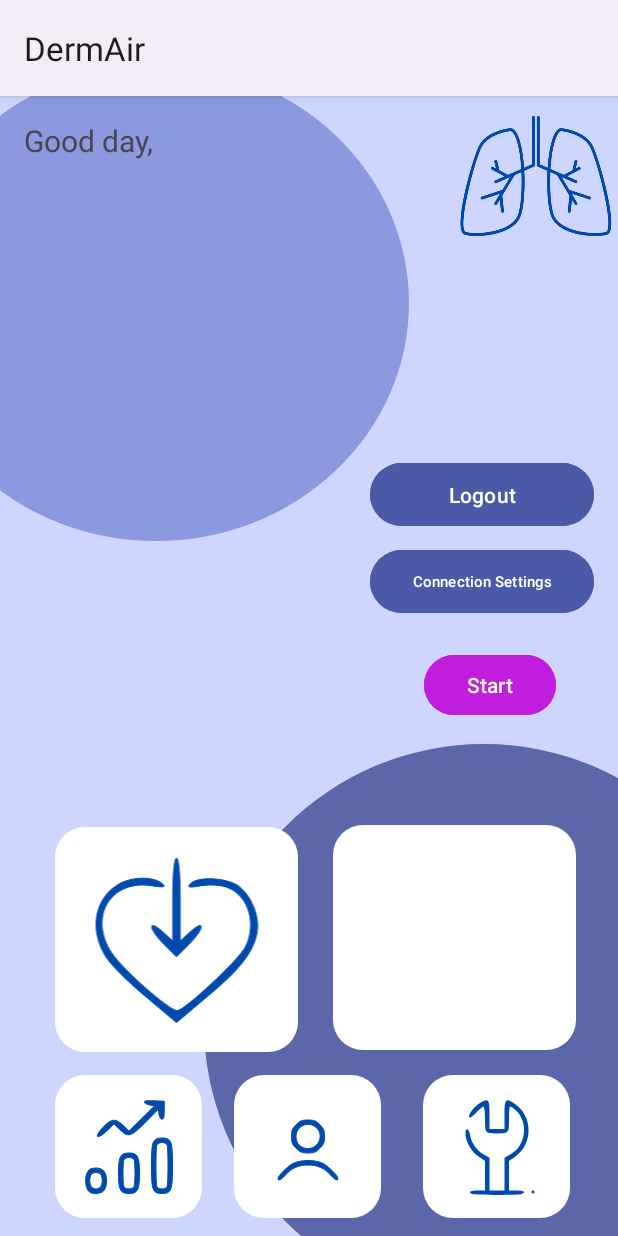
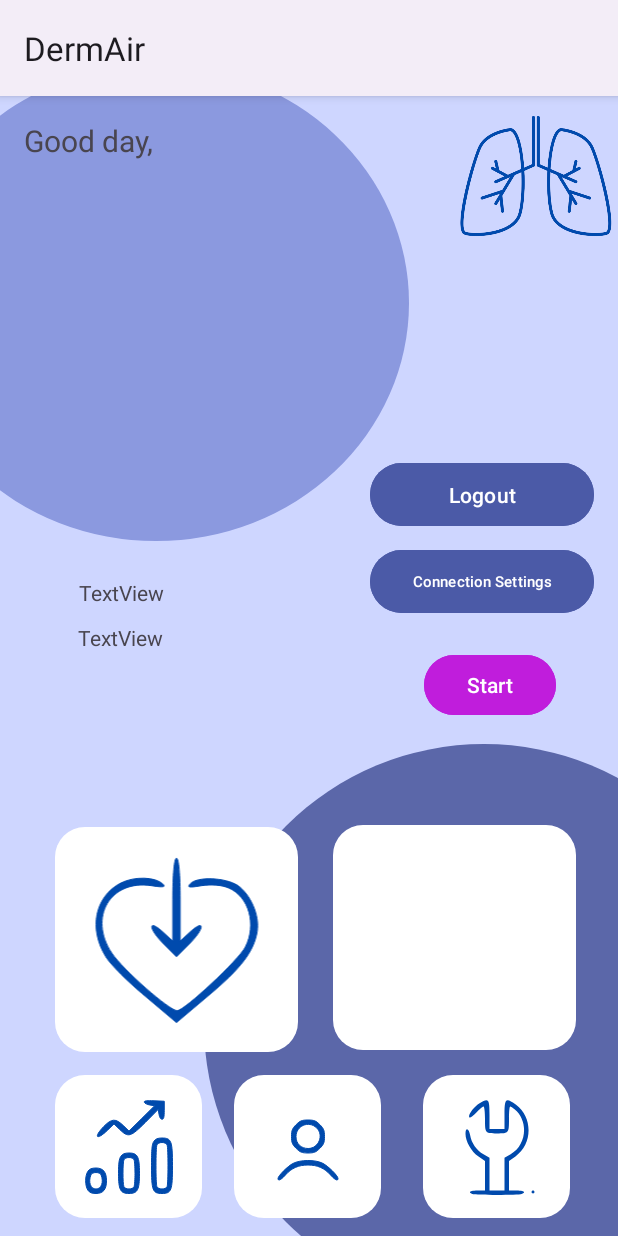
Before and after one commit to asha97/COEN_ELEC_390_Project, an Android app: the HomePage screen opened directly, with no data from a screen before it, on a phone screen of 412 x 824 dp. Run offline under Robolectric (Android 15) with nearby library versions, the phone set to English and light mode, and no system bars; our stand-ins replace Firebase (no records; nobody signed in at launch, a user with empty details on screens opened directly).

Commit message:
fixed issue and added email address as identifier #64

```diff
--- a/app/src/main/java/com/example/coen_elec_390_project/HomePage.java
+++ b/app/src/main/java/com/example/coen_elec_390_project/HomePage.java
@@ -1,24 +1,30 @@
 package com.example.coen_elec_390_project;
 
+import androidx.annotation.NonNull;
 import androidx.appcompat.app.AppCompatActivity;
 
 import android.content.Intent;
+import android.graphics.Color;
 import android.os.Bundle;
-import com.google.firebase.auth.FirebaseAuth;
-import android.graphics.Color;
-
 import android.view.View;
 import android.widget.Button;
+import android.widget.ImageView;
 import android.widget.TextView;
-import android.widget.ImageView;
 import android.widget.Toast;
 
+import com.google.firebase.auth.FirebaseAuth;
 import com.google.firebase.auth.FirebaseUser;
+import com.google.firebase.database.DataSnapshot;
+import com.google.firebase.database.DatabaseError;
+import com.google.firebase.database.DatabaseReference;
+import com.google.firebase.database.FirebaseDatabase;
+import com.google.firebase.database.ValueEventListener;
+
 public class HomePage extends AppCompatActivity {
     FirebaseAuth auth;
     Button logoutButton, connectionSettings,startStopButton;
     ImageView generalSettings, airQualityBtn, userProfileGo, medicationButton;
-    TextView greetingText;
+    TextView greetingText, nameText, dobText;
     FirebaseUser user;
     Stopwatch stopwatch;
     long counter = 0;
@@ -35,15 +41,38 @@ public class HomePage extends AppCompatActivity {
         userProfileGo = findViewById(R.id.userProfileAccess);
         medicationButton = findViewById(R.id.logMedication);
 
+        nameText = findViewById(R.id.displayName);
+        dobText = findViewById(R.id.displayDOB);
+
         auth = FirebaseAuth.getInstance();
         greetingText = findViewById(R.id.userDetails);
         user = auth.getCurrentUser(); //initialize the current user
 
-        //if there is no user, then you are going to redirect the user to the sign up page
         if (user == null){
             openLogin();
         } else {
             greetingText.setText("Good day, " + user.getEmail());
+            String uid = user.getUid();
+
+            // Retrieve the user's information from Firebase
+            DatabaseReference userRef = FirebaseDatabase.getInstance().getReference().child("users").child("id");
+            userRef.addListenerForSingleValueEvent(new ValueEventListener() {
+                @Override
+                public void onDataChange(@NonNull DataSnapshot snapshot) {
+                    if (snapshot.exists()) {
+                        // Set the text of the TextViews to the user's name and dob
+                        String name = snapshot.child("name").getValue(String.class);
+                        String dob = snapshot.child("dob").getValue(String.class);
+                        nameText.setText(name);
+                        dobText.setText(dob);
+                    }
+                }
+
+                @Override
+                public void onCancelled(@NonNull DatabaseError error) {
+                    Toast.makeText(getApplicationContext(), "Failed to retrieve user information", Toast.LENGTH_SHORT).show();
+                }
+            });
         }
 
         logoutButton.setOnClickListener(new View.OnClickListener() {
--- a/app/src/main/java/com/example/coen_elec_390_project/LoginPage.java
+++ b/app/src/main/java/com/example/coen_elec_390_project/LoginPage.java
@@ -24,9 +24,6 @@ public class LoginPage extends AppCompatActivity {
     Button loginButton, regButton;
     FirebaseAuth mAuth;
     ProgressBar progressBar;
-
-    //check if the person is already logged in
-
     @Override
     public void onStart() {
         super.onStart();
@@ -37,7 +34,6 @@ public class LoginPage extends AppCompatActivity {
             openHomePage();
         }
     }
-
     @Override
     protected void onCreate(Bundle savedInstanceState) {
         super.onCreate(savedInstanceState);
--- a/app/src/main/java/com/example/coen_elec_390_project/User.java
+++ b/app/src/main/java/com/example/coen_elec_390_project/User.java
@@ -13,13 +13,12 @@ public class User {
     //this is the email address that we are going to be getting from the login
     private String email_address;
 
-    public User(String name, String DoB, String location, String height, String weight, String userId, String email) {
+    public User(String name, String DoB, String location, String height, String weight,String email) {
         this.name = name;
         this.DoB = DoB;
         this.location = location;
         this.height = Integer.parseInt(height);
         this.weight = Double.parseDouble(weight);
-        this.userId = userId;
         this.email_address = email;
     }
 
--- a/app/src/main/java/com/example/coen_elec_390_project/UserProfileSettings.java
+++ b/app/src/main/java/com/example/coen_elec_390_project/UserProfileSettings.java
@@ -42,7 +42,7 @@ public class UserProfileSettings extends AppCompatActivity {
                 String uid = FirebaseAuth.getInstance().getCurrentUser().getUid();
                 String email = FirebaseAuth.getInstance().getCurrentUser().getEmail();
 
-                User user = new User(name, dob, location, height, weight, uid, email);
+                User user = new User(name, dob, location, height, weight, email);
 
                 // need to change this to update, but need to find code
                 user.writeToFirebase();
--- a/app/src/main/res/layout/activity_home_page.xml
+++ b/app/src/main/res/layout/activity_home_page.xml
@@ -179,5 +179,25 @@
         app:layout_constraintTop_toTopOf="parent"
         app:srcCompat="@drawable/logo_lungs_no_bg" />
 
+    <TextView
+        android:id="@+id/displayName"
+        android:layout_width="142dp"
+        android:layout_height="30dp"
+        android:text="TextView"
+        app:layout_constraintBottom_toTopOf="@+id/displayDOB"
+        app:layout_constraintEnd_toStartOf="@+id/cxnButton"
+        app:layout_constraintStart_toStartOf="parent" />
+
+    <TextView
+        android:id="@+id/displayDOB"
+        android:layout_width="141dp"
+        android:layout_height="36dp"
+        android:layout_marginBottom="100dp"
+        android:text="TextView"
+        app:layout_constraintBottom_toTopOf="@+id/imageView16"
+        app:layout_constraintEnd_toStartOf="@+id/start_stop_button"
+        app:layout_constraintHorizontal_bias="0.368"
+        app:layout_constraintStart_toStartOf="parent" />
+
 
 </androidx.constraintlayout.widget.ConstraintLayout>
```
Also changed, not shown: app/src/main/java/com/example/coen_elec_390_project/SignUpPage.java (+15 -9 lines), app/src/main/java/com/example/coen_elec_390_project/UserProfile.java (+74 -37 lines).
